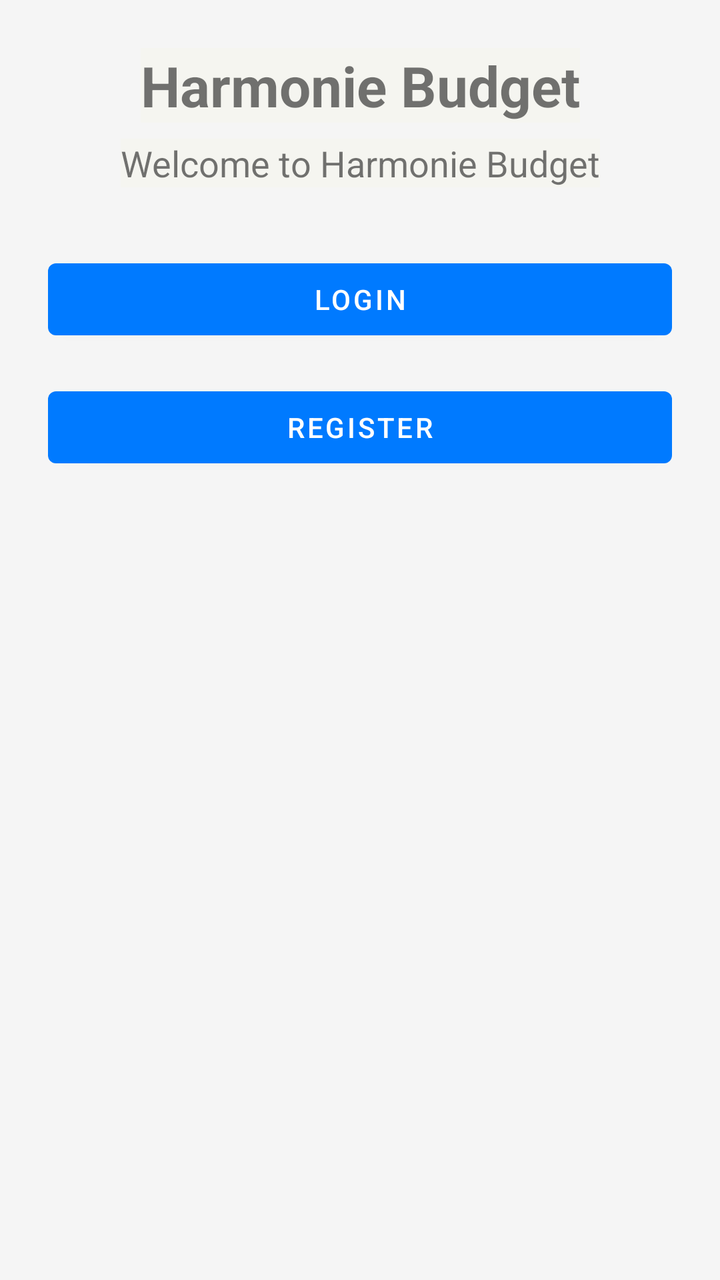
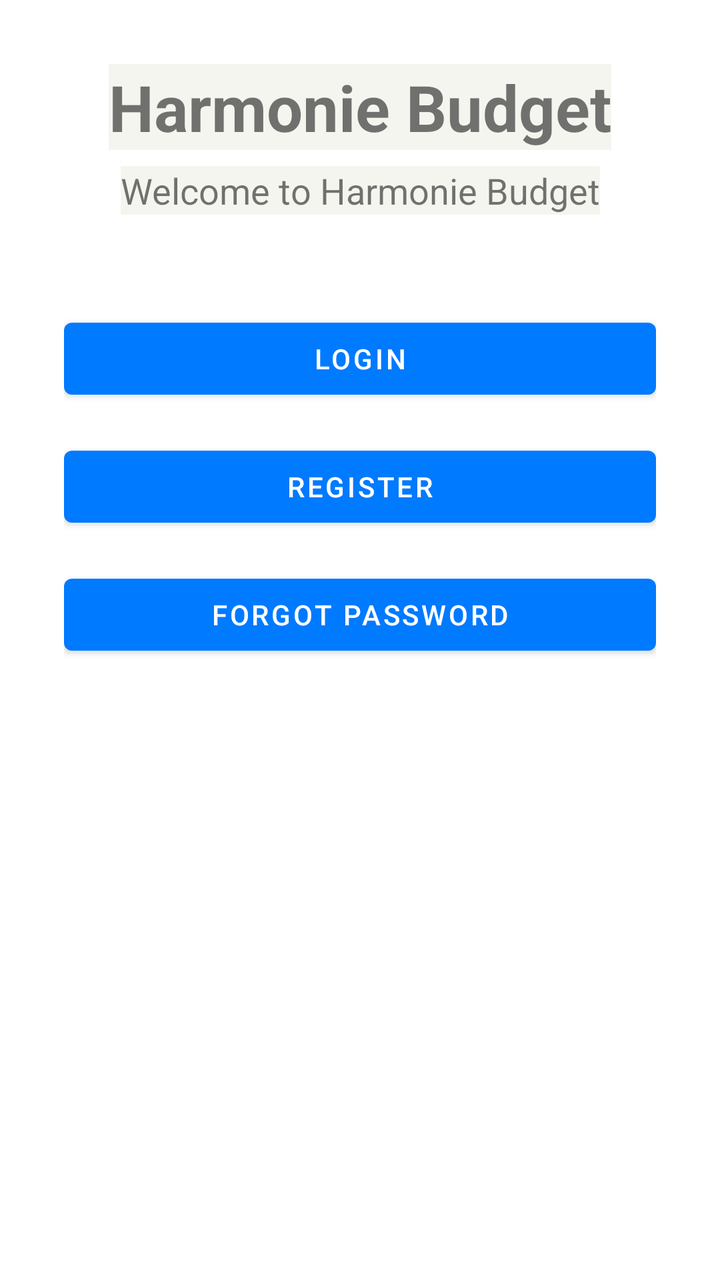

An Android layout rendered at two revisions. The XML below is the earlier revision; the diff shows what the commit changed to produce the second picture.
<!-- AndroidManifest.xml: application theme Theme.HarmonieBudgetAppKt -->
<!-- res/layout/activity_main.xml -->
<?xml version="1.0" encoding="utf-8"?>
<androidx.constraintlayout.widget.ConstraintLayout
    xmlns:android="http://schemas.android.com/apk/res/android"
    xmlns:app="http://schemas.android.com/apk/res-auto"
    android:layout_width="match_parent"
    android:layout_height="match_parent"
    android:background="#F5F5F5"
    android:padding="24dp">

    <TextView
        android:id="@+id/tv_title"
        android:layout_width="wrap_content"
        android:layout_height="wrap_content"
        android:text="@string/app_name"
        android:textSize="28sp"
        android:textStyle="bold"
        app:layout_constraintTop_toTopOf="parent"
        app:layout_constraintStart_toStartOf="parent"
        app:layout_constraintEnd_toEndOf="parent" />

    <TextView
        android:id="@+id/tv_welcome"
        android:layout_width="wrap_content"
        android:layout_height="wrap_content"
        android:text="@string/welcome_message"
        android:textSize="18sp"
        app:layout_constraintTop_toBottomOf="@id/tv_title"
        app:layout_constraintStart_toStartOf="parent"
        app:layout_constraintEnd_toEndOf="parent"
        android:layout_marginTop="8dp" />

    <Button
        android:id="@+id/btn_login"
        android:layout_width="0dp"
        android:layout_height="wrap_content"
        android:text="@string/login_button"
        android:layout_marginTop="32dp"
        app:layout_constraintTop_toBottomOf="@id/tv_welcome"
        app:layout_constraintStart_toStartOf="parent"
        app:layout_constraintEnd_toEndOf="parent" />

    <Button
        android:id="@+id/btn_register"
        android:layout_width="0dp"
        android:layout_height="wrap_content"
        android:text="@string/register_button"
        android:layout_marginTop="16dp"
        app:layout_constraintTop_toBottomOf="@id/btn_login"
        app:layout_constraintStart_toStartOf="parent"
        app:layout_constraintEnd_toEndOf="parent" />

</androidx.constraintlayout.widget.ConstraintLayout>
<!-- resources referenced by this layout -->
<resources>
  <string name="app_name">Harmonie Budget</string>
  <string name="login_button">Login</string>
  <string name="register_button">Register</string>
  <string name="welcome_message">Welcome to Harmonie Budget</string>
  <style name="Theme.HarmonieBudgetAppKt" parent="Theme.MaterialComponents.DayNight.NoActionBar">
          <item name="colorPrimary">#007AFF</item>
          <item name="colorPrimaryVariant">#007AFF</item>
          <item name="colorOnPrimary">#FFFFFF</item>
          <item name="colorSecondary">#34C759</item>
          <item name="colorOnSecondary">#FFFFFF</item>
          <item name="android:statusBarColor">#F5F5F0</item>
          <item name="android:windowLightStatusBar">true</item>
          <item name="android:background">#F5F5F0</item>
      </style>
</resources>

<!-- the commit's change to res/layout/activity_main.xml (unified diff, before → after) -->
@@ -4,41 +4,45 @@
     xmlns:app="http://schemas.android.com/apk/res-auto"
     android:layout_width="match_parent"
     android:layout_height="match_parent"
-    android:background="#F5F5F5"
-    android:padding="24dp">
+    android:padding="32dp"
+    android:background="@color/white">
 
+    
     <TextView
         android:id="@+id/tv_title"
         android:layout_width="wrap_content"
         android:layout_height="wrap_content"
         android:text="@string/app_name"
-        android:textSize="28sp"
+        android:textSize="32sp"
         android:textStyle="bold"
         app:layout_constraintTop_toTopOf="parent"
         app:layout_constraintStart_toStartOf="parent"
         app:layout_constraintEnd_toEndOf="parent" />
 
+    
     <TextView
-        android:id="@+id/tv_welcome"
+        android:id="@+id/tv_subtitle"
         android:layout_width="wrap_content"
         android:layout_height="wrap_content"
         android:text="@string/welcome_message"
         android:textSize="18sp"
+        android:layout_marginTop="8dp"
         app:layout_constraintTop_toBottomOf="@id/tv_title"
         app:layout_constraintStart_toStartOf="parent"
-        app:layout_constraintEnd_toEndOf="parent"
-        android:layout_marginTop="8dp" />
+        app:layout_constraintEnd_toEndOf="parent" />
 
+    
     <Button
         android:id="@+id/btn_login"
         android:layout_width="0dp"
         android:layout_height="wrap_content"
         android:text="@string/login_button"
-        android:layout_marginTop="32dp"
-        app:layout_constraintTop_toBottomOf="@id/tv_welcome"
+        android:layout_marginTop="48dp"
+        app:layout_constraintTop_toBottomOf="@id/tv_subtitle"
         app:layout_constraintStart_toStartOf="parent"
         app:layout_constraintEnd_toEndOf="parent" />
 
+    
     <Button
         android:id="@+id/btn_register"
         android:layout_width="0dp"
@@ -49,4 +53,15 @@
         app:layout_constraintStart_toStartOf="parent"
         app:layout_constraintEnd_toEndOf="parent" />
 
+    
+    <Button
+        android:id="@+id/btn_forgot_password"
+        android:layout_width="0dp"
+        android:layout_height="wrap_content"
+        android:text="@string/forgot_password_button"
+        android:layout_marginTop="16dp"
+        app:layout_constraintTop_toBottomOf="@id/btn_register"
+        app:layout_constraintStart_toStartOf="parent"
+        app:layout_constraintEnd_toEndOf="parent" />
+
 </androidx.constraintlayout.widget.ConstraintLayout>
<!-- resource entries referenced after the edit -->
@@ -1,6 +1,8 @@
 <!-- resources referenced by this layout -->
 <resources>
+  <color name="white">#FFFFFFFF</color>
   <string name="app_name">Harmonie Budget</string>
+  <string name="forgot_password_button">Forgot Password</string>
   <string name="login_button">Login</string>
   <string name="register_button">Register</string>
   <string name="welcome_message">Welcome to Harmonie Budget</string>
